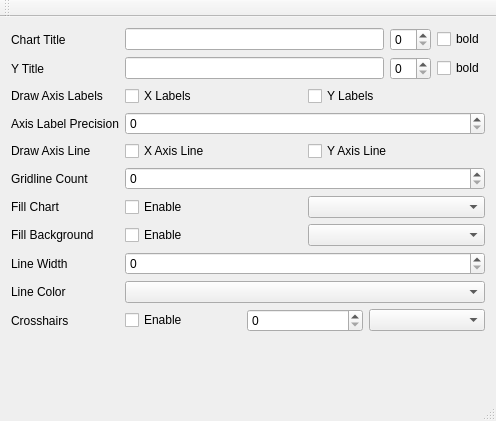
This is chartexamples/mainwindow.ui in presstab/psscharts as Qt 5 draws it before an edit. The edited form follows.
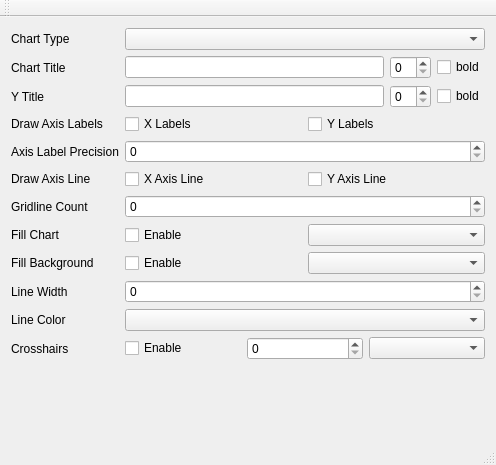
This is the edited form.

Commit message: Start editting chart

The edit to the form file:
```diff
--- a/chartexamples/mainwindow.ui
+++ b/chartexamples/mainwindow.ui
@@ -7,7 +7,7 @@
     <x>0</x>
     <y>0</y>
     <width>496</width>
-    <height>421</height>
+    <height>465</height>
    </rect>
   </property>
   <property name="windowTitle">
@@ -22,28 +22,28 @@
       </property>
       <item>
        <layout class="QFormLayout" name="formLayout">
-        <item row="0" column="0">
+        <item row="1" column="0">
          <widget class="QLabel" name="label">
           <property name="text">
            <string>Chart Title</string>
           </property>
          </widget>
         </item>
-        <item row="1" column="0">
+        <item row="2" column="0">
          <widget class="QLabel" name="label_2">
           <property name="text">
            <string>Y Title</string>
           </property>
          </widget>
         </item>
-        <item row="2" column="0">
+        <item row="3" column="0">
          <widget class="QLabel" name="label_3">
           <property name="text">
            <string>Draw Axis Labels</string>
           </property>
          </widget>
         </item>
-        <item row="2" column="1">
+        <item row="3" column="1">
          <layout class="QHBoxLayout" name="horizontalLayout_2">
           <item>
            <widget class="QCheckBox" name="checkboxDrawXTitle">
@@ -61,14 +61,14 @@
           </item>
          </layout>
         </item>
-        <item row="4" column="0">
+        <item row="5" column="0">
          <widget class="QLabel" name="label_4">
           <property name="text">
            <string>Draw Axis Line</string>
           </property>
          </widget>
         </item>
-        <item row="4" column="1">
+        <item row="5" column="1">
          <layout class="QHBoxLayout" name="horizontalLayout_3">
           <item>
            <widget class="QCheckBox" name="checkboxDrawXAxisLine">
@@ -86,41 +86,41 @@
           </item>
          </layout>
         </item>
-        <item row="6" column="0">
+        <item row="7" column="0">
          <widget class="QLabel" name="label_5">
           <property name="text">
            <string>Fill Chart</string>
           </property>
          </widget>
         </item>
-        <item row="8" column="0">
+        <item row="9" column="0">
          <widget class="QLabel" name="label_6">
           <property name="text">
            <string>Line Width</string>
           </property>
          </widget>
         </item>
-        <item row="5" column="0">
+        <item row="6" column="0">
          <widget class="QLabel" name="label_7">
           <property name="text">
            <string>Gridline Count</string>
           </property>
          </widget>
         </item>
-        <item row="5" column="1">
+        <item row="6" column="1">
          <widget class="QSpinBox" name="spinboxGridlines"/>
         </item>
-        <item row="8" column="1">
+        <item row="9" column="1">
          <widget class="QSpinBox" name="spinboxLineWidth"/>
         </item>
-        <item row="9" column="0">
+        <item row="10" column="0">
          <widget class="QLabel" name="label_8">
           <property name="text">
            <string>Line Color</string>
           </property>
          </widget>
         </item>
-        <item row="6" column="1">
+        <item row="7" column="1">
          <layout class="QHBoxLayout" name="horizontalLayout_4">
           <item>
            <widget class="QCheckBox" name="checkboxFillChart">
@@ -134,14 +134,14 @@
           </item>
          </layout>
         </item>
-        <item row="7" column="0">
+        <item row="8" column="0">
          <widget class="QLabel" name="label_9">
           <property name="text">
            <string>Fill Background</string>
           </property>
          </widget>
         </item>
-        <item row="7" column="1">
+        <item row="8" column="1">
          <layout class="QHBoxLayout" name="horizontalLayout_5">
           <item>
            <widget class="QCheckBox" name="checkboxFillBackground">
@@ -155,10 +155,10 @@
           </item>
          </layout>
         </item>
-        <item row="9" column="1">
+        <item row="10" column="1">
          <widget class="QComboBox" name="comboboxLineColor"/>
         </item>
-        <item row="0" column="1">
+        <item row="1" column="1">
          <layout class="QHBoxLayout" name="horizontalLayout_6">
           <item>
            <widget class="QLineEdit" name="lineeditChartTitle"/>
@@ -175,7 +175,7 @@
           </item>
          </layout>
         </item>
-        <item row="1" column="1">
+        <item row="2" column="1">
          <layout class="QHBoxLayout" name="horizontalLayout_7">
           <item>
            <widget class="QLineEdit" name="lineeditYTitle"/>
@@ -192,24 +192,24 @@
           </item>
          </layout>
         </item>
-        <item row="3" column="0">
+        <item row="4" column="0">
          <widget class="QLabel" name="label_10">
           <property name="text">
            <string>Axis Label Precision</string>
           </property>
          </widget>
         </item>
-        <item row="3" column="1">
+        <item row="4" column="1">
          <widget class="QSpinBox" name="spinboxYLabelPrecision"/>
         </item>
-        <item row="10" column="0">
+        <item row="11" column="0">
          <widget class="QLabel" name="label_11">
           <property name="text">
            <string>Crosshairs</string>
           </property>
          </widget>
         </item>
-        <item row="10" column="1">
+        <item row="11" column="1">
          <layout class="QHBoxLayout" name="horizontalLayout_8">
           <item>
            <widget class="QCheckBox" name="checkboxCrosshairs">
@@ -226,6 +226,16 @@
           </item>
          </layout>
         </item>
+        <item row="0" column="0">
+         <widget class="QLabel" name="label_12">
+          <property name="text">
+           <string>Chart Type</string>
+          </property>
+         </widget>
+        </item>
+        <item row="0" column="1">
+         <widget class="QComboBox" name="comboBoxChartType"/>
+        </item>
        </layout>
       </item>
      </layout>
```
Left out of the diff: 2 changed lines with no effect on the pictures. The commit also changes 6 other files.
